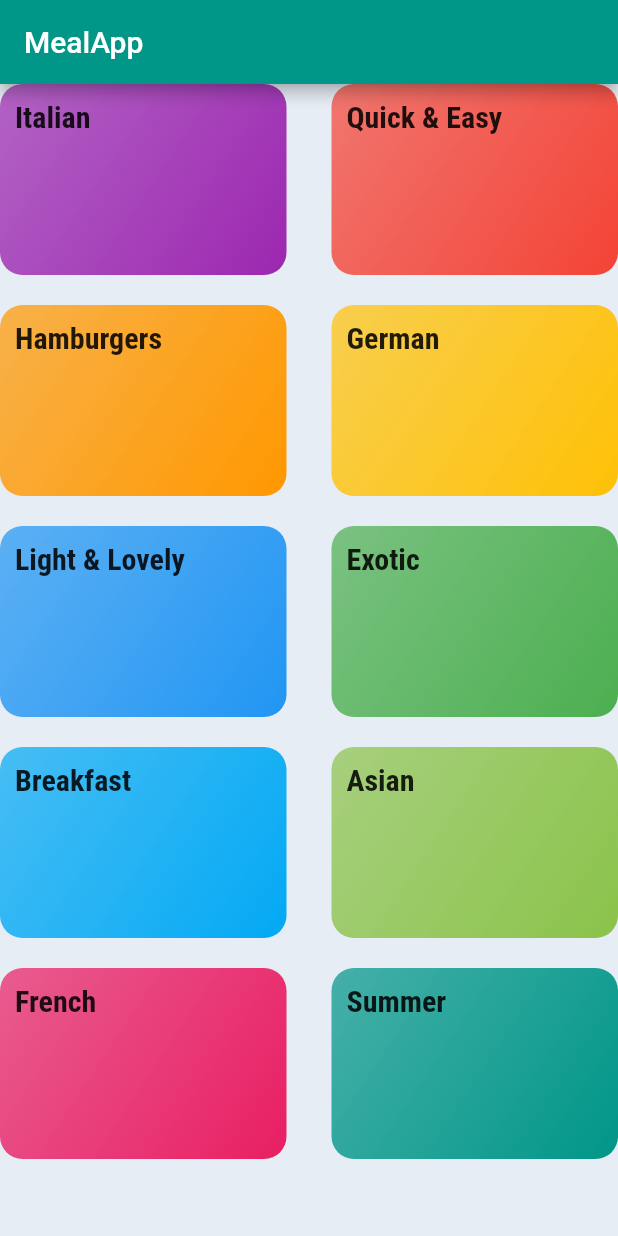
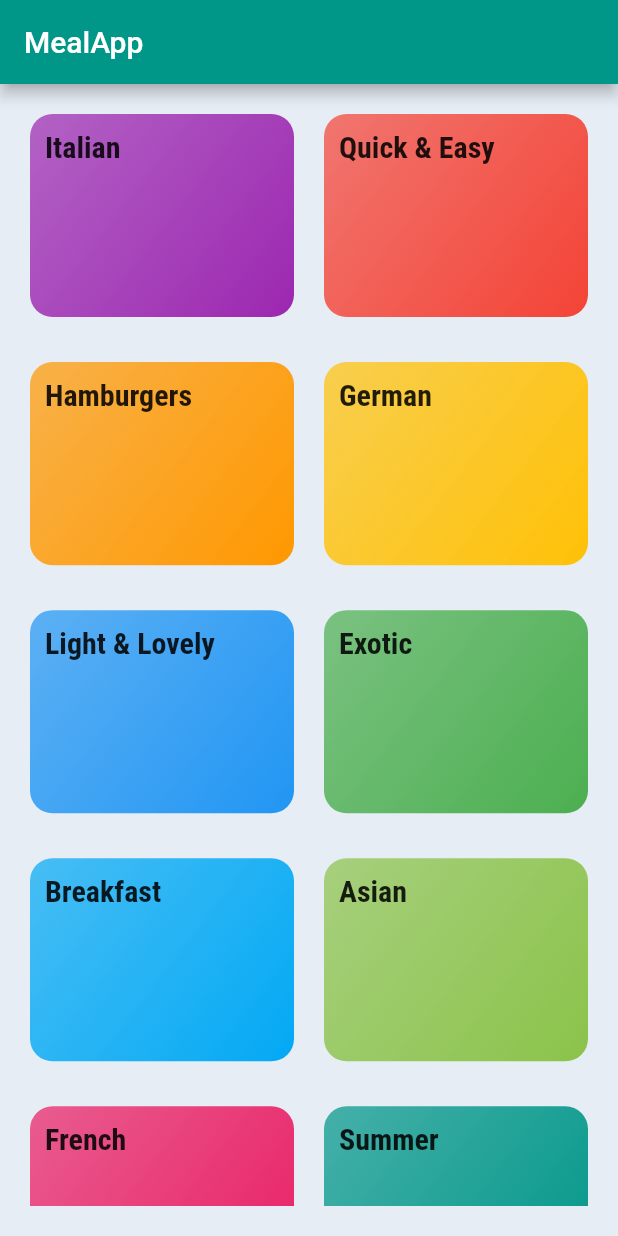
Before and after one commit to RexGod/meal_app, a Flutter app: the screen it shows after launch, on a phone screen of 412 x 824 dp. Run offline on Flutter 3.47's test engine with Material 2 defaults, Android fonts, the phone set to English and light mode, and no system bars.

Commit message:
add padding to items

```diff
--- a/lib/category_screen.dart
+++ b/lib/category_screen.dart
@@ -7,15 +7,18 @@ class CategoryScreen extends StatelessWidget {
   Widget build(BuildContext context) {
     return Scaffold(
       appBar: AppBar(title: Text('MealApp')),
-      body: GridView(
-          gridDelegate: const SliverGridDelegateWithMaxCrossAxisExtent(
-              maxCrossAxisExtent: 210,
-              childAspectRatio: 1.5,
-              crossAxisSpacing: 30,
-              mainAxisSpacing: 20),
-          children: DUMMY_CATEGORIES.map((item) {
-            return CategoryItem(item.color, item.title);
-          }).toList()),
+      body: Padding(
+        padding: const EdgeInsets.all(20.0),
+        child: GridView(
+            gridDelegate: const SliverGridDelegateWithMaxCrossAxisExtent(
+                maxCrossAxisExtent: 210,
+                childAspectRatio: 1.3,
+                crossAxisSpacing: 20,
+                mainAxisSpacing: 30),
+            children: DUMMY_CATEGORIES.map((item) {
+              return CategoryItem(item.color, item.title);
+            }).toList()),
+      ),
     );
   }
 }
```
